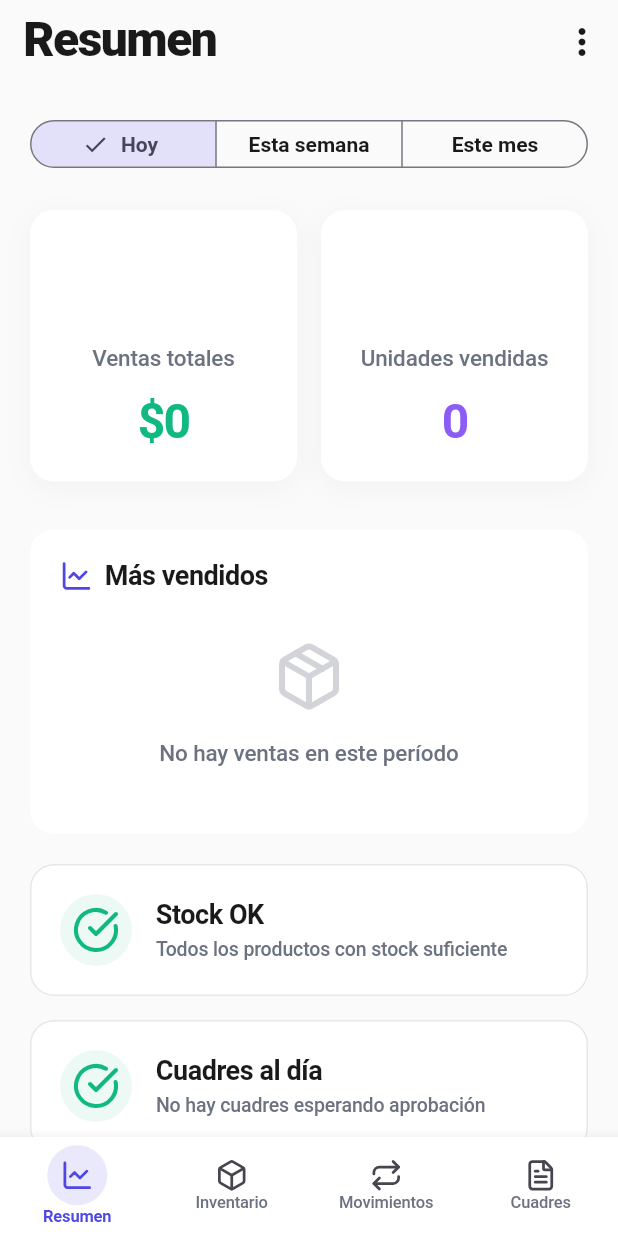
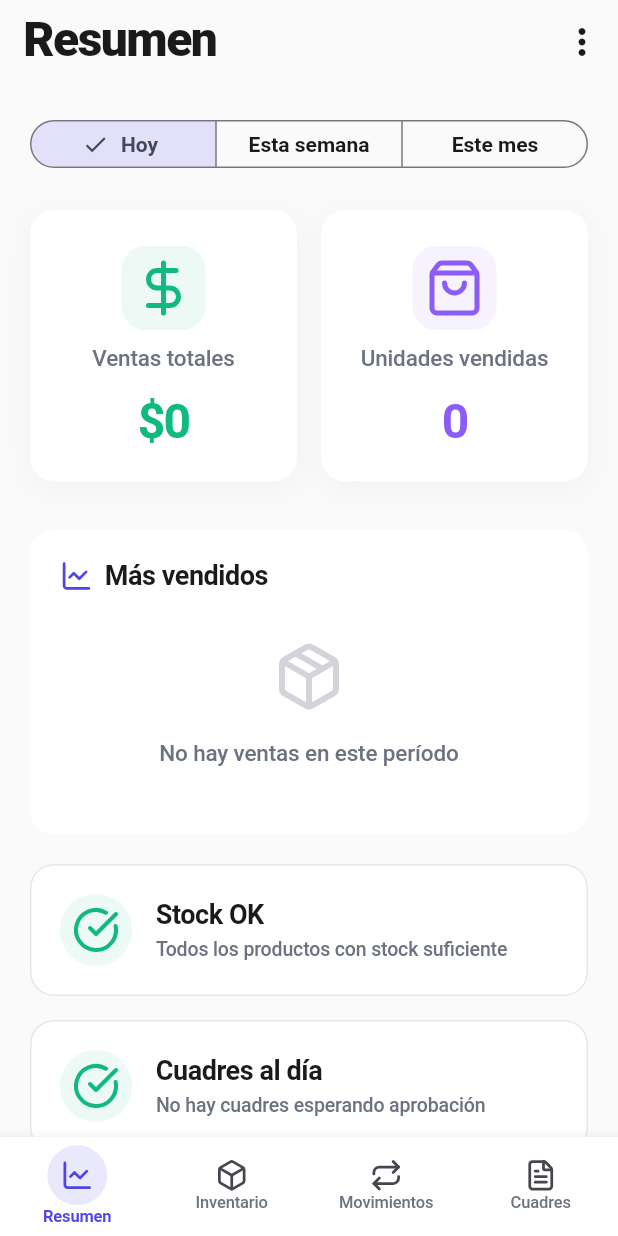
Before and after one commit to rmc03/Inventario-App, a Flutter app: the ResumenScreen screen opened by its route, on a phone screen of 412 x 824 dp. Run offline on Flutter 3.47's test engine with Material 3 defaults, Android fonts, the phone set to English and light mode, and no system bars; our stand-ins replace cached_network_image, connectivity_plus, flutter_riverpod, go_router, image_cropper, image_picker and 4 more; accounts and stored records are empty; project files that could hold a hidden picture were left out.

```diff
--- a/lib/features/resumen/presentation/resumen_screen.dart
+++ b/lib/features/resumen/presentation/resumen_screen.dart
@@ -374,9 +374,13 @@
 }
 
 /// Tarjeta de estadística hero animada con conteo progresivo.
-/// 🔥 FIX: Optimized to prevent flickering in dark mode by reducing
-/// nested animations and unnecessary rebuilds.
-class _AnimatedHeroStatCard extends StatefulWidget {
+///
+/// Separate implicit animations for entrance scale and count transition.
+/// The entrance scale (0.92→1.0) is a one-shot [TweenAnimationBuilder] that
+/// never replays. The count value animates via [_CountDisplay] which only
+/// restarts its own animation on [didUpdateWidget] — the card size stays
+/// stable, eliminating the flicker caused by restarting a shared controller.
+class _AnimatedHeroStatCard extends StatelessWidget {
   const _AnimatedHeroStatCard({
     required this.label,
     required this.value,
@@ -396,14 +400,127 @@
   final Duration delay;
 
   @override
-  State<_AnimatedHeroStatCard> createState() => _AnimatedHeroStatCardState();
-}
-
-class _AnimatedHeroStatCardState extends State<_AnimatedHeroStatCard>
+  Widget build(BuildContext context) {
+    final isDark = Theme.of(context).brightness == Brightness.dark;
+
+    return TweenAnimationBuilder<double>(
+      duration: const Duration(milliseconds: 800),
+      curve: Curves.easeOutBack,
+      tween: Tween(begin: 0.92, end: 1.0),
+      child: Semantics(
+        label: '$label: ${formatter(value)}'
+            '${delta != null ? ', cambio ${_formatDelta(delta!)}' : ''}',
+        child: Container(
+          decoration: BoxDecoration(
+            color: context.colors.surface,
+            borderRadius: AppRadii.mdBorder,
+            border: isDark
+                ? Border.all(color: context.colors.line, width: 1)
+                : null,
+            boxShadow: AppShadows.subtle,
+          ),
+          child: Padding(
+            padding: EdgeInsets.symmetric(
+              horizontal: AppSpacing.lg,
+              vertical: AppSpacing.lg + 4,
+            ),
+            child: Column(
+              children: [
+                TweenAnimationBuilder<double>(
+                  duration: _kEntranceDuration,
+                  curve: _kEntranceCurve,
+                  tween: Tween(begin: 0.0, end: 1.0),
+                  builder: (context, opacity, child) {
+                    return Opacity(
+                      opacity: opacity,
+                      child: child,
+                    );
+                  },
+                  child: Container(
+                    padding: EdgeInsets.all(AppSpacing.sm),
+                    decoration: BoxDecoration(
+                      color: color.withValues(alpha: AppAlphas.fill),
+                      borderRadius: BorderRadius.circular(AppRadii.md),
+                    ),
+                    child: Icon(icon, size: 40, color: color),
+                  ),
+                ),
+                SizedBox(height: AppSpacing.sm),
+                Text(
+                  label,
+                  style: Theme.of(context).textTheme.bodyMedium,
+                  textAlign: TextAlign.center,
+                  maxLines: 1,
+                  overflow: TextOverflow.ellipsis,
+                ),
+                SizedBox(height: AppSpacing.md),
+                _CountDisplay(
+                  value: value,
+                  color: color,
+                  formatter: formatter,
+                  delay: delay,
+                ),
+                if (delta != null) ...[
+                  SizedBox(height: AppSpacing.xs),
+                  TweenAnimationBuilder<double>(
+                    duration: const Duration(milliseconds: 500),
+                    curve: Curves.easeOutCubic,
+                    tween: Tween(begin: 0.0, end: 1.0),
+                    builder: (context, opacity, child) {
+                      return Opacity(
+                        opacity: opacity,
+                        child: child,
+                      );
+                    },
+                    child: _DeltaIndicator(delta: delta!),
+                  ),
+                ],
+              ],
+            ),
+          ),
+        ),
+      ),
+      builder: (context, scale, child) {
+        return Transform.scale(
+          scale: scale,
+          child: child,
+        );
+      },
+    );
+  }
+
+  static String _formatDelta(double value) {
+    final pct = (value * 100).round();
+    return value >= 0 ? '+$pct%' : '$pct%';
+  }
+}
+
+/// Animated count display with independent transition.
+///
+/// Uses its own [AnimationController] solely for the count number. On data
+/// updates only this widget's animation restarts — the parent card size
+/// and scale remain untouched, preventing the resize flicker.
+class _CountDisplay extends StatefulWidget {
+  const _CountDisplay({
+    required this.value,
+    required this.color,
+    required this.formatter,
+    required this.delay,
+  });
+
+  final double value;
+  final Color color;
+  final String Function(double) formatter;
+  final Duration delay;
+
+  @override
+  State<_CountDisplay> createState() => _CountDisplayState();
+}
+
+class _CountDisplayState extends State<_CountDisplay>
     with SingleTickerProviderStateMixin {
   late AnimationController _controller;
-  late Animation<double> _countAnimation;
-  late Animation<double> _scaleAnimation;
+  late Animation<double> _anim;
   bool _hasAnimated = false;
 
   @override
@@ -413,28 +530,13 @@
       vsync: this,
       duration: const Duration(milliseconds: 800),
     );
-
-    _countAnimation = Tween<double>(
-      begin: 0.0,
-      end: widget.value,
-    ).animate(
+    _anim = Tween<double>(begin: 0.0, end: widget.value).animate(
       CurvedAnimation(
         parent: _controller,
         curve: const Interval(0.0, 0.85, curve: Curves.easeOutCubic),
       ),
     );
 
-    _scaleAnimation = Tween<double>(
-      begin: 0.92,
-      end: 1.0,
-    ).animate(
-      CurvedAnimation(
-        parent: _controller,
-        curve: Curves.easeOutBack,
-      ),
-    );
-
-    // Delay inicial antes de iniciar
     Future.delayed(widget.delay, () {
       if (mounted && !_hasAnimated) {
         _hasAnimated = true;
@@ -444,14 +546,10 @@
   }
 
   @override
-  void didUpdateWidget(_AnimatedHeroStatCard oldWidget) {
+  void didUpdateWidget(_CountDisplay oldWidget) {
     super.didUpdateWidget(oldWidget);
-    // 🔥 FIX: Only animate if value significantly changed (avoid micro-rebuilds)
     if ((oldWidget.value - widget.value).abs() > 0.01) {
-      _countAnimation = Tween<double>(
-        begin: oldWidget.value,
-        end: widget.value,
-      ).animate(
+      _anim = Tween<double>(begin: oldWidget.value, end: widget.value).animate(
         CurvedAnimation(
           parent: _controller,
           curve: const Interval(0.0, 0.85, curve: Curves.easeOutCubic),
@@ -469,65 +567,12 @@
 
   @override
   Widget build(BuildContext context) {
-    final isDark = Theme.of(context).brightness == Brightness.dark;
-
-    return ScaleTransition(
-      scale: _scaleAnimation,
-      child: Semantics(
-        label: '${widget.label}: ${widget.formatter(widget.value)}'
-            '${widget.delta != null ? ', cambio ${_formatDelta(widget.delta!)}' : ''}',
-        child: Container(
-          decoration: BoxDecoration(
-            color: context.colors.surface,
-            borderRadius: AppRadii.mdBorder,
-            border: isDark ? Border.all(
-              color: context.colors.line,
-              width: 1,
-            ) : null,
-            boxShadow: AppShadows.subtle,
-          ),
-          child: Padding(
-            padding: EdgeInsets.symmetric(
-              horizontal: AppSpacing.lg,
-              vertical: AppSpacing.lg + 4,
-            ),
-            child: Column(
-              children: [
-                // 🔥 FIX: Simplified icon animation - removed TweenAnimationBuilder
-                // to reduce animation layers causing flicker
-                AnimatedOpacity(
-                  duration: const Duration(milliseconds: 400),
-                  curve: Curves.easeOutCubic,
-                  opacity: _hasAnimated ? 1.0 : 0.0,
-                  child: Container(
-                    padding: EdgeInsets.all(AppSpacing.sm),
-                    decoration: BoxDecoration(
-                      color: widget.color.withValues(alpha: AppAlphas.fill),
-                      borderRadius: BorderRadius.circular(AppRadii.md),
-                    ),
-                    child: Icon(
-                      widget.icon,
-                      size: 40,
-                      color: widget.color,
-                    ),
-                  ),
-                ),
-                SizedBox(height: AppSpacing.sm),
-                Text(
-                  widget.label,
-                  style: Theme.of(context).textTheme.bodyMedium,
-                  textAlign: TextAlign.center,
-                  maxLines: 1,
-                  overflow: TextOverflow.ellipsis,
-                ),
-                SizedBox(height: AppSpacing.md),
-                // 🔥 FIX: Use RepaintBoundary to isolate repaints
-                RepaintBoundary(
+    return RepaintBoundary(
       child: AnimatedBuilder(
-                    animation: _countAnimation,
-                    builder: (context, child) {
+        animation: _anim,
+        builder: (context, _) {
           return Text(
-                        widget.formatter(_countAnimation.value),
+            widget.formatter(_anim.value),
             style: Theme.of(context).textTheme.headlineLarge?.copyWith(
                   color: widget.color,
                   fontWeight: FontWeight.w700,
@@ -538,28 +583,7 @@
           );
         },
       ),
-                ),
-                if (widget.delta != null) ...[
-                  SizedBox(height: AppSpacing.xs),
-                  // 🔥 FIX: Simplified delta animation
-                  AnimatedOpacity(
-                    duration: const Duration(milliseconds: 500),
-                    curve: Curves.easeOutCubic,
-                    opacity: _hasAnimated ? 1.0 : 0.0,
-                    child: _DeltaIndicator(delta: widget.delta!),
-                  ),
-                ],
-              ],
-            ),
-          ),
-        ),
-      ),
-    );
-  }
-
-  String _formatDelta(double value) {
-    final pct = (value * 100).round();
-    return value >= 0 ? '+$pct%' : '$pct%';
+    );
   }
 }
 
--- a/pubspec.yaml
+++ b/pubspec.yaml
@@ -46,6 +46,7 @@
   shared_preferences: ^2.5.5
   cached_network_image: ^3.4.1
   image_picker: ^1.2.2
+  image_cropper: ^12.0.0
   uuid: ^4.5.3
   intl: ^0.20.2
   lucide_icons_flutter: ^3.1.15
```
Also changed, not shown: lib/features/qr_pagos/presentation/gestionar_qrs_screen.dart (+28 -2 lines), lib/features/qr_pagos/presentation/qr_display_modal.dart (+12 -14 lines), lib/features/ventas/presentation/confirmar_pago_screen.dart (+69 -0 lines), pubspec.lock, 2 other files. Lines whose indentation alone changed are shown as unchanged.
